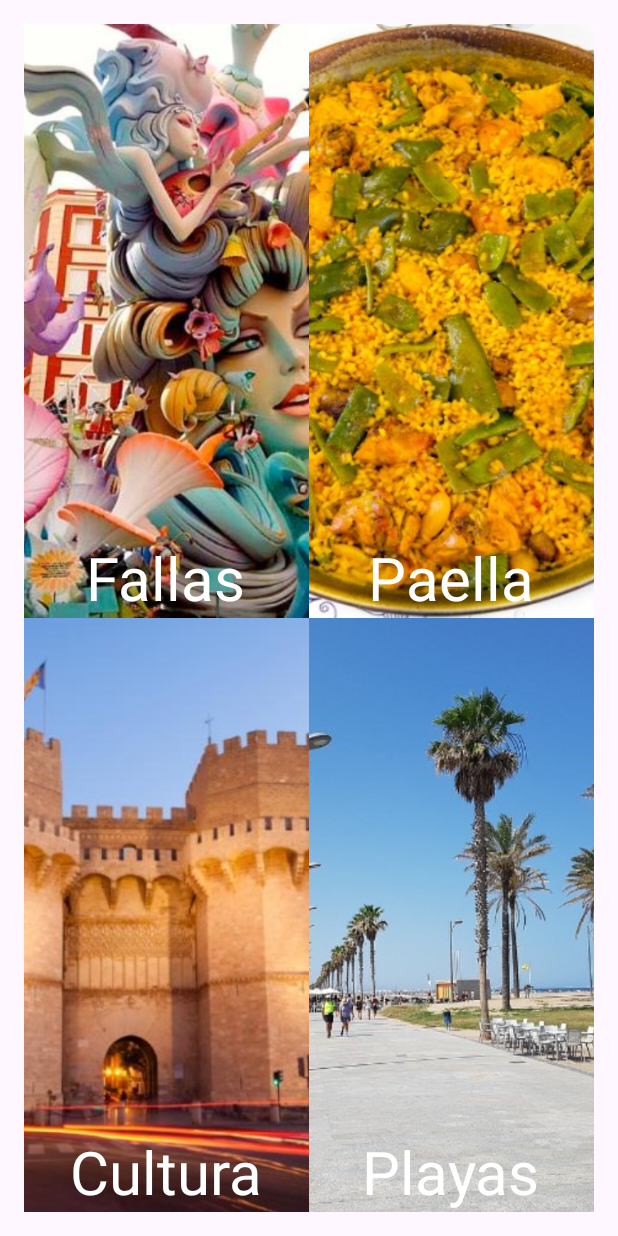
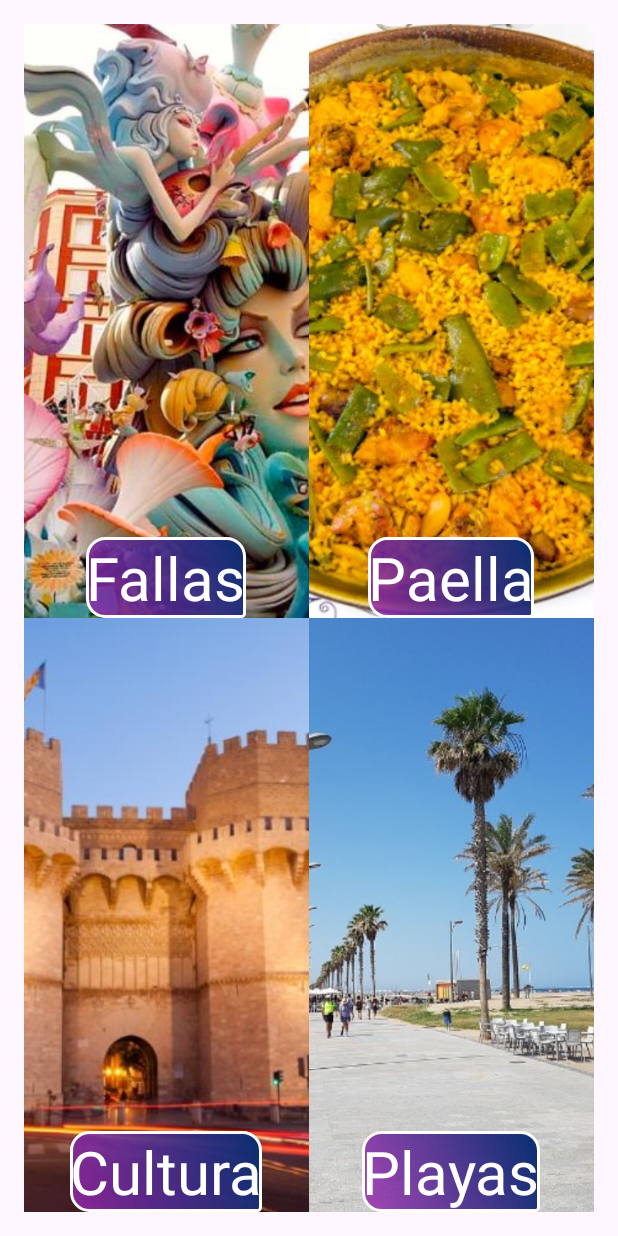
Before and after one commit to luisebt995/MultiScreen, an Android app: the screen it shows after launch (MainActivity), on a phone screen of 412 x 824 dp. Run offline under Robolectric (Android 15) with nearby library versions, the phone set to English and light mode, and no system bars.

Commit message:
Add stroke_corner.xml for background on TextViews

```diff
--- /dev/null
+++ b/app/src/main/res/drawable/stroke_corner.xml
@@ -0,0 +1,17 @@
+<?xml version="1.0" encoding="utf-8"?>
+<shape xmlns:android="http://schemas.android.com/apk/res/android"
+    android:shape="rectangle">
+    <stroke
+        android:width="2dp"
+        android:color="@color/white" />
+
+    <gradient
+        android:type="linear"
+        android:angle="45"
+        android:startColor="#D09C27B0"
+        android:endColor="#072E70" />
+
+    <corners android:radius="12dp"
+        android:bottomRightRadius="2dp"/>
+
+</shape>
--- a/app/src/main/res/layout/activity_main.xml
+++ b/app/src/main/res/layout/activity_main.xml
@@ -36,7 +36,8 @@
             android:layout_gravity="bottom|center"
             android:text="Fallas"
             android:textColor="@color/white"
-            android:textSize="40sp" />
+            android:textSize="40sp"
+            android:background="@drawable/stroke_corner"/>
     </FrameLayout>
 
     <FrameLayout
@@ -65,7 +66,8 @@
             android:layout_gravity="bottom|center"
             android:text="Paella"
             android:textColor="@color/white"
-            android:textSize="40sp" />
+            android:textSize="40sp"
+            android:background="@drawable/stroke_corner"/>
     </FrameLayout>
 
     <FrameLayout
@@ -94,7 +96,8 @@
             android:layout_gravity="bottom|center"
             android:text="Cultura"
             android:textColor="@color/white"
-            android:textSize="40sp" />
+            android:textSize="40sp"
+            android:background="@drawable/stroke_corner"/>
     </FrameLayout>
 
     <FrameLayout
@@ -123,7 +126,8 @@
             android:layout_gravity="bottom|center"
             android:text="Playas"
             android:textColor="@color/white"
-            android:textSize="40sp" />
+            android:textSize="40sp"
+            android:background="@drawable/stroke_corner"/>
     </FrameLayout>
 
 </GridLayout>
```
